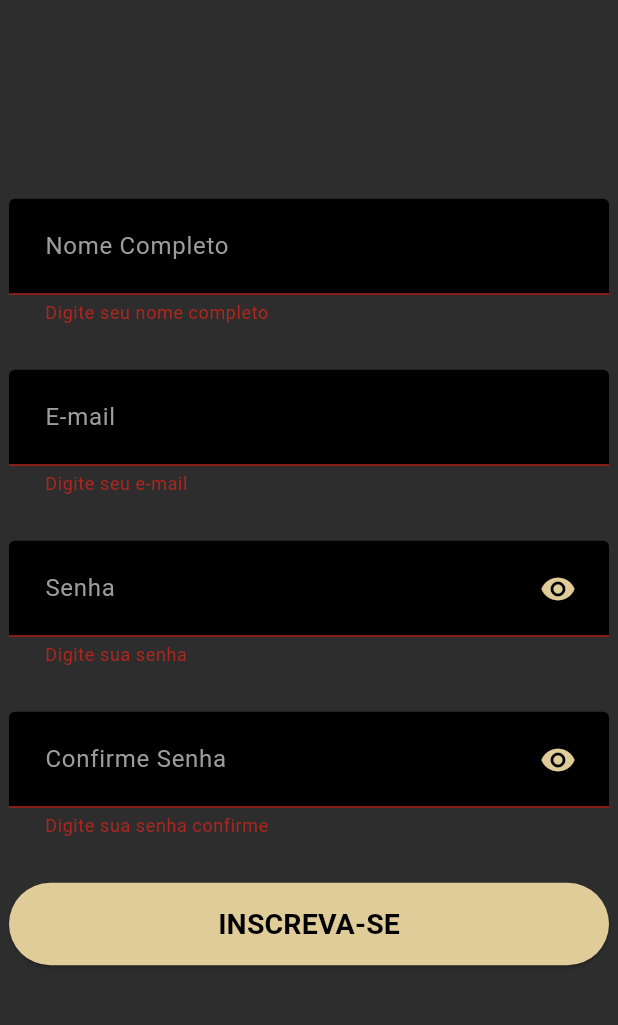
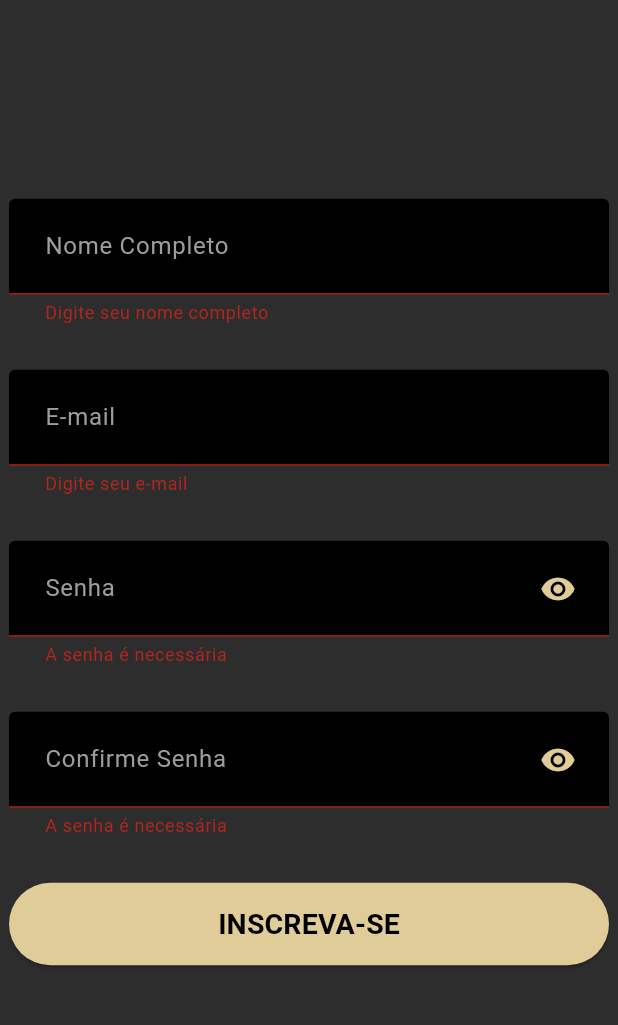
Before and after one commit to paulocavalc/Adopt-Pet, a Flutter app: the SignUpPet screen opened directly, after a tap on "INSCREVA-SE", on a phone screen of 412 x 824 dp, the part 78-1103 px from its top. Run offline on Flutter 3.47's test engine with Material 3 defaults, Android fonts, the phone set to English and light mode, and no system bars; our stand-ins replace google_fonts, image_picker; network calls fail; Roboto replaces fonts that are missing (Calistoga).

Commit message:
Atualização

```diff
--- a/lib/authentication/sign-up.dart
+++ b/lib/authentication/sign-up.dart
@@ -63,9 +63,10 @@ class SignUpPetState extends State<SignUpPet> {
           ),
         ),
         backgroundColor: Color.fromARGB(255, 45, 45, 45),
-        body: Form(
+        body: Center(
+          child: SingleChildScrollView(
+            child: Form(
               key: _formKey,
-          child: Center(
               child: Container(
                 width: 400,
                 child: Column(
@@ -75,7 +76,7 @@ class SignUpPetState extends State<SignUpPet> {
                         keyboardType: TextInputType.emailAddress,
                         controller: nameText,
                         validator: (value) {
-                        if (value == '') {
+                          if (value!.isEmpty) {
                             return 'Digite seu nome completo';
                           }
                           return null;
@@ -109,7 +110,7 @@ class SignUpPetState extends State<SignUpPet> {
                         keyboardType: TextInputType.emailAddress,
                         controller: emailText,
                         validator: (value) {
-                        if (value == '') {
+                          if (value!.isEmpty) {
                             return 'Digite seu e-mail';
                           }
                           return null;
@@ -144,8 +145,8 @@ class SignUpPetState extends State<SignUpPet> {
                         controller: passwordText,
                         obscureText: _isObscureText,
                         validator: (value) {
-                        if (value == '') {
-                          return 'Digite sua senha';
+                          if (value!.isEmpty) {
+                            return 'A senha é necessária';
                           }
                           return null;
                         },
@@ -191,8 +192,10 @@ class SignUpPetState extends State<SignUpPet> {
                         controller: confirmePasswordText,
                         obscureText: _isObscureTextX,
                         validator: (value) {
-                        if (value == '') {
-                          return 'Digite sua senha confirme';
+                          if (value!.isEmpty) {
+                            return 'A senha é necessária';
+                          } else if (passwordText.text != confirmePasswordText.text) {
+                            return 'A senha não corresponde';
                           }
                           return null;
                         },
@@ -237,6 +240,7 @@ class SignUpPetState extends State<SignUpPet> {
                     ]),
               ),
             ),
+          ),
         )
       );
   }
```
Also changed, not shown: lib/authentication/login.dart (+7 -5 lines), lib/model/users.dart (added, +28 -0 lines), lib/sql/sql.dart (added). Lines whose indentation alone changed are shown as unchanged.
